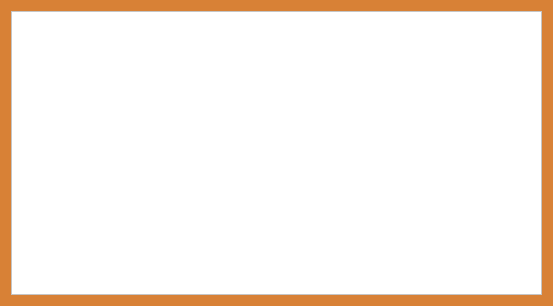
Before: the Qt Designer form teladeajuda.ui in JuDCraide/Trabalho-UFRGS-TCP-Notas-Musicais, drawn with Qt 5.
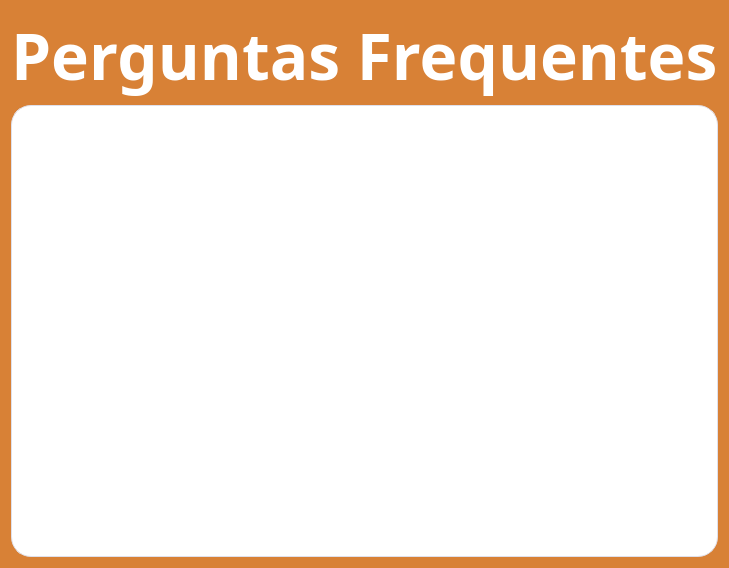
After: the same form once the commit is applied.

Commit message: Adicionado texto de ajuda

Diff of the .ui file:
```diff
--- a/teladeajuda.ui
+++ b/teladeajuda.ui
@@ -6,8 +6,8 @@
    <rect>
     <x>0</x>
     <y>0</y>
-    <width>553</width>
-    <height>306</height>
+    <width>726</width>
+    <height>568</height>
    </rect>
   </property>
   <property name="windowTitle">
@@ -19,10 +19,38 @@
 }</string>
   </property>
   <layout class="QVBoxLayout" name="verticalLayout">
+   <item>
+    <widget class="QLabel" name="label">
+     <property name="sizePolicy">
+      <sizepolicy hsizetype="Minimum" vsizetype="Minimum">
+       <horstretch>0</horstretch>
+       <verstretch>0</verstretch>
+      </sizepolicy>
+     </property>
+     <property name="layoutDirection">
+      <enum>Qt::LeftToRight</enum>
+     </property>
+     <property name="styleSheet">
+      <string notr="true">font-family: Muli;
+font-style: normal;
+font-weight: 600;
+font-size: 48pt;
+line-height: 30px;
+
+color:#FFF;</string>
+     </property>
+     <property name="text">
+      <string>Perguntas Frequentes</string>
+     </property>
+    </widget>
+   </item>
    <item>
     <widget class="QTextBrowser" name="textBrowser">
      <property name="styleSheet">
-      <string notr="true">background: #FFF;</string>
+      <string notr="true">background: #FFFFFF;
+border: 1px solid #DFE0EB;
+border-radius: 20px;
+padding: 10px;</string>
      </property>
     </widget>
    </item>
```
Left out of the diff: 3 changed lines with no effect on the pictures. The commit also changes 1 other file.
